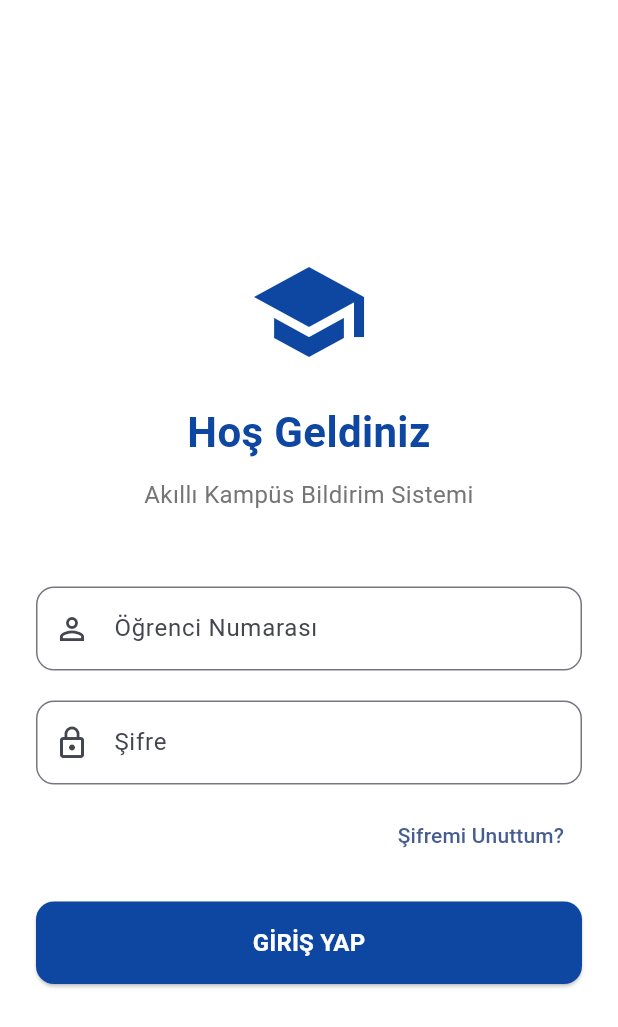
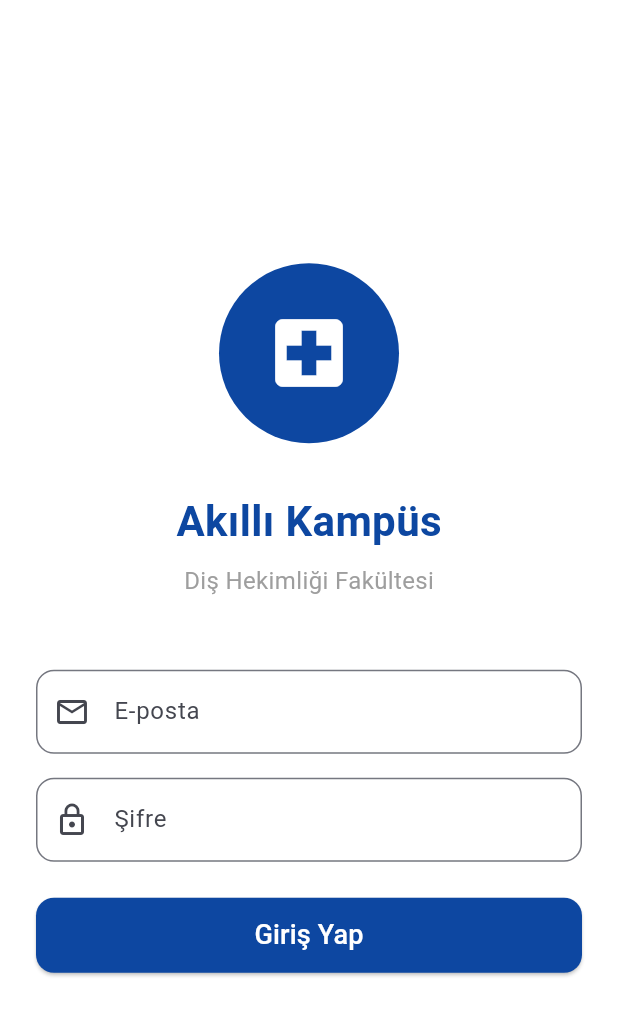
Before and after one commit to emir-png/akilli-kampus-bildirim, a Flutter app: the screen it shows after launch, on a phone screen of 412 x 824 dp. Shown: the top 1027 px of the screen. Run offline on Flutter 3.47's test engine with Material 3 defaults, Android fonts, the light colour scheme and no system bars.

Commit message:
Login, Home ve Detay sayfalari baglandi. Navigasyon calisiyor.

```diff
--- a/lib/screens/login_screen.dart
+++ b/lib/screens/login_screen.dart
@@ -1,5 +1,5 @@
 import 'package:flutter/material.dart';
-import 'home_screen.dart'; // Ana sayfayı buraya çağırdık
+import 'home_screen.dart'; // 1. ÖNEMLİ: Ana sayfayı buraya çağırdık!
 
 class LoginScreen extends StatefulWidget {
   const LoginScreen({super.key});
@@ -9,65 +9,69 @@ class LoginScreen extends StatefulWidget {
 }
 
 class _LoginScreenState extends State<LoginScreen> {
-  // Girilen verileri tutmak için kontrolcüler
-  final _studentIdController = TextEditingController();
-  final _passwordController = TextEditingController();
+  // Metin kutularını kontrol etmek için controller'lar
+  final TextEditingController _emailController = TextEditingController();
+  final TextEditingController _passwordController = TextEditingController();
 
   @override
   Widget build(BuildContext context) {
     return Scaffold(
       backgroundColor: Colors.white,
       body: Center(
-        child: SingleChildScrollView( // Klavye açılınca taşmayı önler
+        child: SingleChildScrollView(
           padding: const EdgeInsets.all(24.0),
           child: Column(
             mainAxisAlignment: MainAxisAlignment.center,
-            crossAxisAlignment: CrossAxisAlignment.stretch,
             children: [
-              // Logo Alanı
-              const Icon(
-                Icons.school,
-                size: 80,
-                color: Color(0xFF0D47A1), // Kampüs mavisi
+              // Logo veya Resim Alanı
+              Container(
+                height: 120,
+                width: 120,
+                decoration: const BoxDecoration(
+                  color: Color(0xFF0D47A1), // Koyu Mavi
+                  shape: BoxShape.circle,
                 ),
-              const SizedBox(height: 20),
+                child: const Icon(
+                  Icons.local_hospital,
+                  size: 60,
+                  color: Colors.white,
+                ),
+              ),
+              const SizedBox(height: 32),
+
+              // Başlık
               const Text(
-                "Hoş Geldiniz",
-                textAlign: TextAlign.center,
+                "Akıllı Kampüs",
                 style: TextStyle(
                   fontSize: 28,
                   fontWeight: FontWeight.bold,
                   color: Color(0xFF0D47A1),
                 ),
               ),
-              const SizedBox(height: 10),
-              Text(
-                "Akıllı Kampüs Bildirim Sistemi",
-                textAlign: TextAlign.center,
-                style: TextStyle(
-                  fontSize: 16,
-                  color: Colors.grey[600],
+              const SizedBox(height: 8),
+              const Text(
+                "Diş Hekimliği Fakültesi",
+                style: TextStyle(fontSize: 16, color: Colors.grey),
               ),
-              ),
-              const SizedBox(height: 50),
+              const SizedBox(height: 48),
 
-              // Kullanıcı Adı / Öğrenci No Alanı
+              // E-posta Girişi
               TextField(
-                controller: _studentIdController,
+                controller: _emailController,
                 decoration: InputDecoration(
-                  labelText: "Öğrenci Numarası",
-                  prefixIcon: const Icon(Icons.person_outline),
+                  labelText: "E-posta",
+                  prefixIcon: const Icon(Icons.email_outlined),
                   border: OutlineInputBorder(
                     borderRadius: BorderRadius.circular(12),
                   ),
                 ),
               ),
-              const SizedBox(height: 20),
+              const SizedBox(height: 16),
 
-              // Şifre Alanı
+              // Şifre Girişi
               TextField(
                 controller: _passwordController,
-                obscureText: true, // Şifreyi gizler (****)
+                obscureText: true, // Şifreyi gizle
                 decoration: InputDecoration(
                   labelText: "Şifre",
                   prefixIcon: const Icon(Icons.lock_outline),
@@ -76,42 +80,31 @@ class _LoginScreenState extends State<LoginScreen> {
                   ),
                 ),
               ),
-              const SizedBox(height: 10),
-
-              // Şifremi Unuttum (Opsiyonel)
-              Align(
-                alignment: Alignment.centerRight,
-                child: TextButton(
-                  onPressed: () {},
-                  child: const Text("Şifremi Unuttum?"),
-                ),
-              ),
-              const SizedBox(height: 20),
+              const SizedBox(height: 24),
 
               // Giriş Butonu
-              ElevatedButton(
+              SizedBox(
+                width: double.infinity,
+                height: 50,
+                child: ElevatedButton(
                   onPressed: () {
-                  // Konsola bilgi yazdır
-                  print("Giriş yapılıyor: ${_studentIdController.text}");
-
-                  // Ana Sayfaya Yönlendir
-                  // pushReplacement: Geri tuşuna basınca tekrar Login'e dönmemesi için
+                    // 2. ÖNEMLİ: Giriş yapınca Ana Sayfaya yönlendir
+                    // pushReplacement kullanıyoruz ki kullanıcı 'Geri' tuşuna basınca tekrar giriş ekranına dönmesin.
                     Navigator.pushReplacement(
                       context,
-                    MaterialPageRoute(builder: (context) => const HomeScreen()),
+                      MaterialPageRoute(builder: (context) => HomeScreen()),
                     );
                   },
                   style: ElevatedButton.styleFrom(
                     backgroundColor: const Color(0xFF0D47A1),
-                  foregroundColor: Colors.white,
-                  padding: const EdgeInsets.symmetric(vertical: 16),
                     shape: RoundedRectangleBorder(
                       borderRadius: BorderRadius.circular(12),
                     ),
                   ),
                   child: const Text(
-                  "GİRİŞ YAP",
-                  style: TextStyle(fontSize: 16, fontWeight: FontWeight.bold),
+                    "Giriş Yap",
+                    style: TextStyle(fontSize: 18, color: Colors.white),
+                  ),
                 ),
               ),
             ],
```
Also changed, not shown: lib/screens/home_screen.dart (+50 -34 lines), lib/screens/notification_detail_screen.dart (added, +68 -0 lines). Lines whose indentation alone changed are shown as unchanged.
